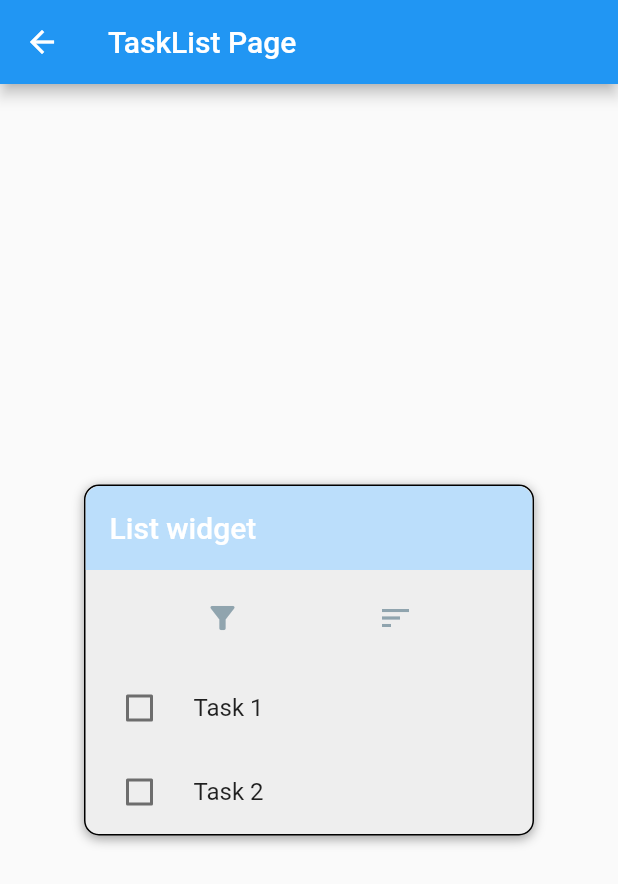
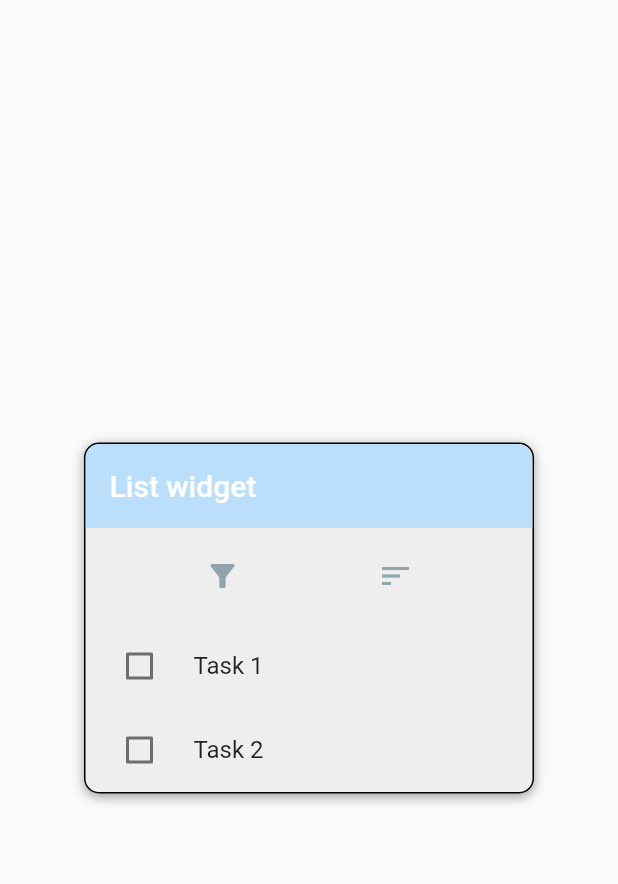
Before and after one commit to glulu4/Snap_App, a Flutter app: the screen it shows after launch, after a tap on "Go to Task List Page", on a phone screen of 412 x 824 dp. Shown: the top 884 px of the screen. Run offline on Flutter 3.47's test engine with Material 2 defaults, Android fonts, the phone set to English and light mode, and no system bars; our stand-ins replace table_calendar.

Commit message:
edited task list

```diff
--- /dev/null
+++ b/app/lib/views/app_bar.dart
@@ -0,0 +1,47 @@
+import 'package:flutter/material.dart';
+
+class MyAppBar extends StatefulWidget implements PreferredSizeWidget {
+  @override
+  _MyAppBarState createState() => _MyAppBarState();
+
+  @override
+  Size get preferredSize => Size.fromHeight(100);
+}
+
+class _MyAppBarState extends State<MyAppBar> {
+  @override
+  Widget build(BuildContext context) {
+    return AppBar(
+      backgroundColor: Colors.indigo[200],
+      elevation: 4.0,
+      title: Text('Snap, The Productivity App'),
+      leading: IconButton(
+        onPressed: (){},
+        icon: Image.asset("./SnapIcon.png")
+      ),
+      actions: [
+        IconButton(
+          onPressed: () {
+
+          }, icon: Icon(
+            Icons.menu,
+          ),
+        ),
+        IconButton(
+          onPressed: () {
+
+          },
+          icon: Icon(
+            Icons.wine_bar
+
+          ),
+        ),
+        IconButton(
+          onPressed: () {},
+          icon: Icon(Icons.access_time_filled_rounded),
+        ),
+        // Add any actions you need here
+      ],
+    );
+  }
+}
--- a/app/lib/views/home_page.dart
+++ b/app/lib/views/home_page.dart
@@ -5,15 +5,14 @@ import 'package:table_calendar/table_calendar.dart';
 import 'task_list.dart'; // task list page
 import 'calendar.dart'; // calendar page
 import '../Home.dart';
+import 'app_bar.dart';
 
 class HomePage extends StatelessWidget {
 
   @override
   Widget build(BuildContext context) {
     return Scaffold(
-      appBar: AppBar(
-        title: const Text('Home Page'),
-      ),
+      appBar: MyAppBar(),
       body: Center(
         child: Column(
           mainAxisAlignment: MainAxisAlignment.center,
--- a/app/lib/views/task_list.dart
+++ b/app/lib/views/task_list.dart
@@ -32,9 +32,9 @@ class _TaskListState extends State<TaskList> {
   @override
   Widget build(BuildContext context) {
     return Scaffold(
-      appBar: AppBar(
-        title: Text('TaskList Page'),
-      ),
+      // appBar: AppBar(
+      //   title: Text('TaskList Page'),
+      // ),
       body: Center(
         child: Container(
           decoration: BoxDecoration(
```
Also changed, not shown: app/lib/Home.dart (+10 -10 lines), app/assets/SnapIcon.png (added), 1 other file.
